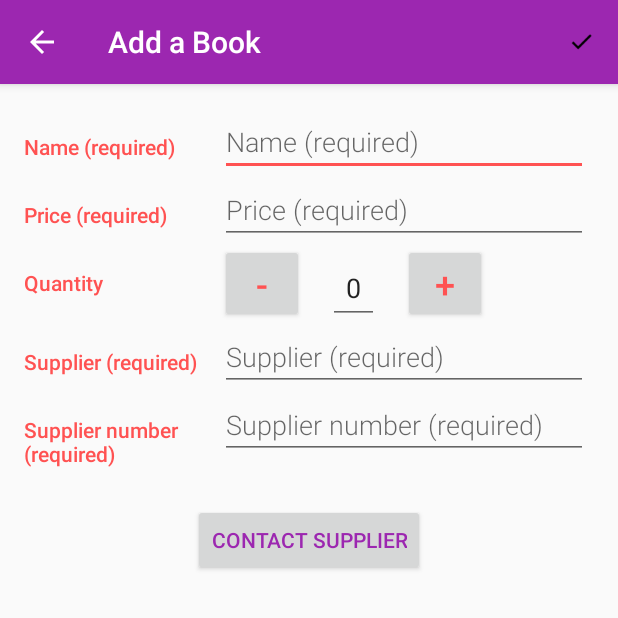
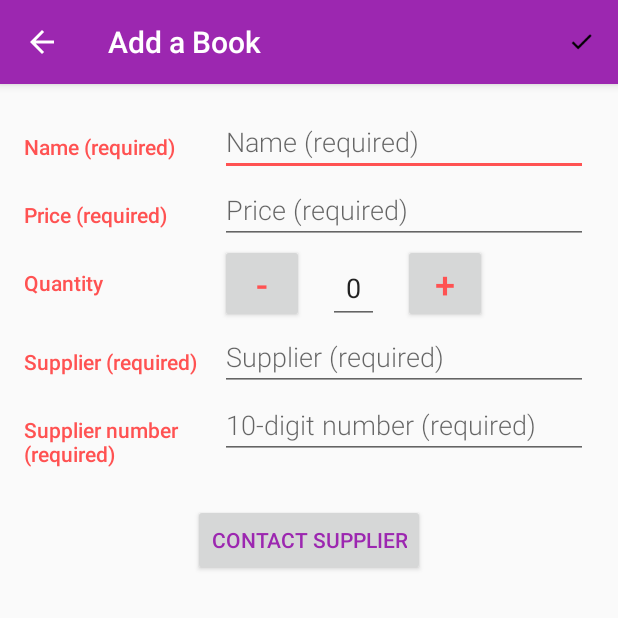
Before and after one commit to pegmeister/MiniBookstore, an Android app: the EditorActivity screen opened directly, with no data from a screen before it, on a phone screen of 412 x 824 dp, the top half of it. Run offline under Robolectric (Android 15) with nearby library versions, the phone set to English and light mode, and no system bars.

Commit message:
code revision

```diff
--- a/app/src/main/res/layout/activity_editor.xml
+++ b/app/src/main/res/layout/activity_editor.xml
@@ -117,7 +117,7 @@
             <EditText
                 android:id="@+id/add_supplier_phone"
                 style="@style/EditorFieldStyle"
-                android:hint="@string/supplier_phone_number"
+                android:hint="@string/supplier_phone_hint"
                 android:inputType="phone" />
 
         </LinearLayout>
--- a/app/src/main/res/values/strings.xml
+++ b/app/src/main/res/values/strings.xml
@@ -21,6 +21,7 @@
     <string name="quantity">Quantity</string>
     <string name="supplier">Supplier (required)</string>
     <string name="supplier_phone_number">Supplier number (required)</string>
+    <string name="supplier_phone_hint">10-digit number (required)</string>
     <string name="minus">-</string>
     <string name="plus">+</string>
     <string name="zero">0</string>
@@ -37,10 +38,10 @@
     <string name="keep_editing">Keep Editing</string>
 
     <string name="not_save_msg">Book/Changes not saved. Please populate all required fields.</string>
-    <string name="enter_name_req">Entries not saved, please enter Name.</string>
-    <string name="enter_price_req">Entries not saved, please enter Price.</string>
-    <string name="enter_supplier_req">Entries not saved, please enter Supplier Name.</string>
-    <string name="enter_phone_req">Entries not saved, please enter Supplier phone number.</string>
+    <string name="enter_name_req">Please enter Name.</string>
+    <string name="enter_price_req">Please enter Price.</string>
+    <string name="enter_supplier_req">Please enter Supplier Name.</string>
+    <string name="enter_phone_req">Please enter a valid 10-digit phone number.</string>
 
     <string name="restock_product">Restock a product</string>
     <string name="restock_book_name">Java For Dummies</string>
```
Also changed, not shown: app/src/main/java/com/example/pegmeister/minibookstore/EditorActivity.java (+56 -23 lines).
